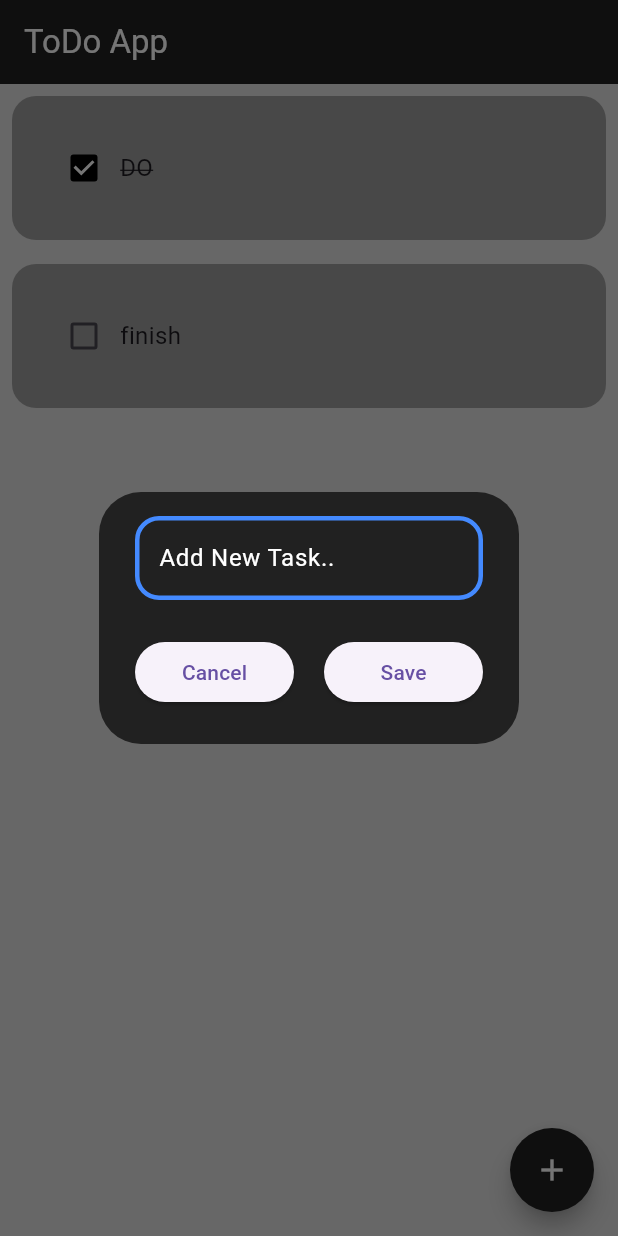
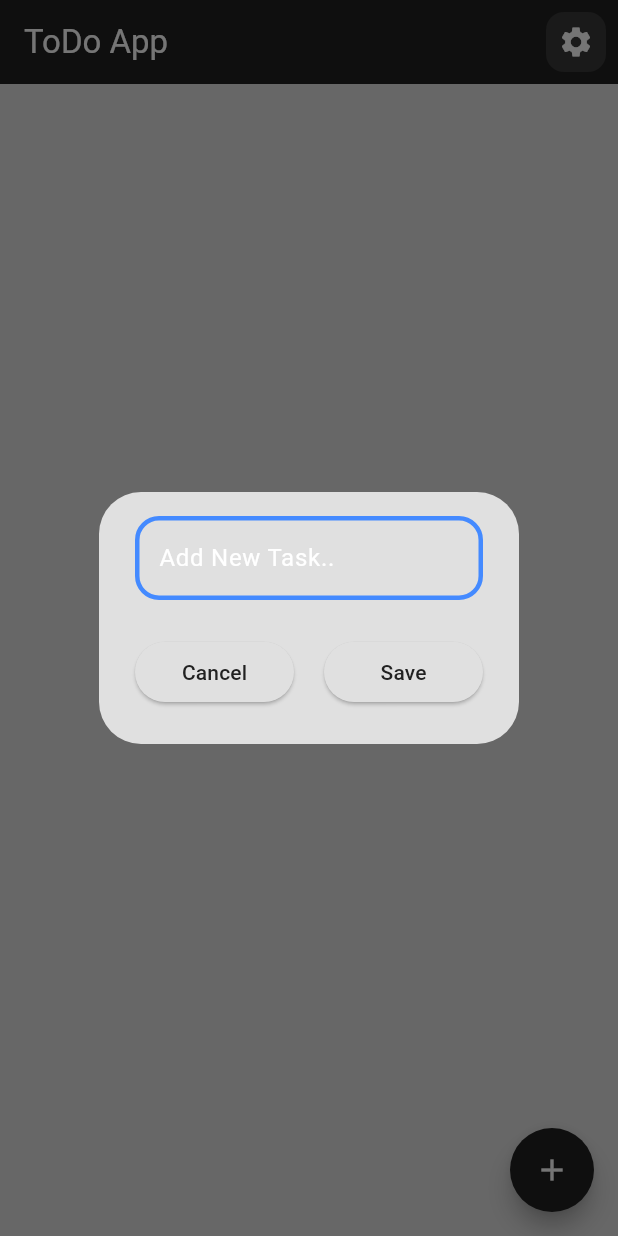
Before and after one commit to ahmedsheiba/todo_app, a Flutter app: the screen it shows after launch, after a tap on the "add" icon, on a phone screen of 412 x 824 dp. Run offline on Flutter 3.47's test engine with Material 3 defaults, Android fonts, the phone set to English and light mode, and no system bars; our stand-ins replace flutter_bloc, hive, hive_flutter; accounts and stored records are empty.

Commit message:
finish the app

```diff
--- /dev/null
+++ b/lib/cubits/todo_cubit.dart
@@ -0,0 +1,34 @@
+import 'package:flutter_bloc/flutter_bloc.dart';
+import 'package:hive/hive.dart';
+import 'package:note_app/data/models/todo_model.dart';
+
+class ToDoCubit extends Cubit<List<TodoModel>> {
+  final Box<TodoModel> _todoBox;
+
+  ToDoCubit(this._todoBox) : super([]) {
+    loadToDos();
+  }
+
+  void loadToDos() {
+    if (_todoBox.isNotEmpty) {
+      emit(_todoBox.values.toList());
+    }
+  }
+
+  void addToDos(String title) {
+    final newTask = TodoModel(isCompleted: false, taskName: title);
+    _todoBox.add(newTask);
+    emit([...state, newTask]);
+  }
+
+  void updateToDos(int index) {
+    state[index].isCompleted = !state[index].isCompleted;
+    _todoBox.putAt(index, state[index]);
+    emit([...state]);
+  }
+
+  void deleteToDos(int index) {
+    _todoBox.deleteAt(index);
+    emit([...state]..removeAt(index));
+  }
+}
--- /dev/null
+++ b/lib/data/models/todo_model.dart
@@ -0,0 +1,13 @@
+import 'package:hive/hive.dart';
+
+part 'todo_model.g.dart';
+
+@HiveType(typeId: 0)
+class TodoModel extends HiveObject {
+  @HiveField(0)
+  final String taskName;
+  @HiveField(1)
+  bool isCompleted;
+
+  TodoModel({required this.isCompleted, required this.taskName});
+}
--- a/lib/main.dart
+++ b/lib/main.dart
@@ -1,12 +1,28 @@
 import 'package:flutter/material.dart';
+import 'package:flutter_bloc/flutter_bloc.dart';
+import 'package:hive_flutter/hive_flutter.dart';
+import 'package:note_app/cubits/todo_cubit.dart';
+import 'package:note_app/data/models/todo_model.dart';
+import 'package:note_app/themes/themes_provider.dart';
 import 'package:note_app/views/home_view.dart';
+import 'package:note_app/views/setting_view.dart';
+import 'package:provider/provider.dart';
 
-void main() {
-  runApp(const MyApp());
+void main() async {
+  await Hive.initFlutter();
+  Hive.registerAdapter(TodoModelAdapter());
+  final myBox = await Hive.openBox<TodoModel>('todoBox');
+  runApp(
+    ChangeNotifierProvider(
+      create: (context) => ThemesProvider(),
+      child: MyApp(todoBox: myBox),
+    ),
+  );
 }
 
 class MyApp extends StatelessWidget {
-  const MyApp({super.key});
+  const MyApp({super.key, required this.todoBox});
+  final Box<TodoModel> todoBox;
 
   // This widget is the root of your application.
   @override
@@ -14,8 +30,12 @@ class MyApp extends StatelessWidget {
     return MaterialApp(
       debugShowCheckedModeBanner: false,
       title: 'Flutter Demo',
-      theme: ThemeData(),
-      home: const HomeView(),
+      theme: Provider.of<ThemesProvider>(context).currentTheme,
+      home: BlocProvider(
+          create: (context) => ToDoCubit(todoBox), child: HomeView()),
+      routes: {
+        '/settingView': (context) => const SettingView(),
+      },
     );
   }
 }
--- /dev/null
+++ b/lib/themes/themes.dart
@@ -0,0 +1,20 @@
+import 'package:flutter/material.dart';
+
+ThemeData lightMode = ThemeData(
+    brightness: Brightness.light,
+    colorScheme: ColorScheme.light(
+      surface: Colors.grey.shade300,
+      primary: Colors.grey.shade900,
+    ),
+    appBarTheme: AppBarTheme(
+      backgroundColor: Colors.grey.shade900,
+      foregroundColor: Colors.white,
+    ));
+
+ThemeData darkMode = ThemeData(
+  brightness: Brightness.dark,
+  colorScheme: ColorScheme.dark(
+    surface: Colors.grey.shade900,
+    primary: Colors.grey.shade700,
+  ),
+);
--- /dev/null
+++ b/lib/themes/themes_provider.dart
@@ -0,0 +1,13 @@
+import 'package:flutter/material.dart';
+import 'package:note_app/themes/themes.dart';
+
+class ThemesProvider with ChangeNotifier {
+  bool isDarkMode = false;
+
+  ThemeData get currentTheme => isDarkMode ? darkMode : lightMode;
+
+  void toggleTheme() {
+    isDarkMode = !isDarkMode;
+    notifyListeners();
+  }
+}
--- a/lib/views/home_view.dart
+++ b/lib/views/home_view.dart
@@ -1,49 +1,34 @@
 import 'package:flutter/material.dart';
+import 'package:flutter_bloc/flutter_bloc.dart';
+import 'package:hive_flutter/hive_flutter.dart';
+import 'package:note_app/cubits/todo_cubit.dart';
+import 'package:note_app/data/models/todo_model.dart';
+import 'package:note_app/data/todo_database.dart';
 import 'package:note_app/widgets/dialog_box.dart';
 import 'package:note_app/widgets/todo_tile.dart';
 
-class HomeView extends StatefulWidget {
-  const HomeView({super.key});
+class HomeView extends StatelessWidget {
+  HomeView({super.key});
 
-  @override
-  State<HomeView> createState() => _HomeViewState();
-}
-
-final _controller = TextEditingController();
-
-class _HomeViewState extends State<HomeView> {
-  List todoList = [
-    ['DO', true],
-    ['finish', false]
-  ];
-
-  void isCheckedBox(bool? value, int index) {
-    setState(() {
-      todoList[index][1] = !todoList[index][1];
-    });
-  }
-
-  void onCancelDialog() {
+  void onCancelDialog(BuildContext context) {
     _controller.clear();
     Navigator.pop(context);
   }
 
-  void onSaveDialog() {
-    setState(() {
-      todoList.add([_controller.text, false]);
-    });
+  void onSaveDialog(BuildContext context) {
+    context.read<ToDoCubit>().addToDos(_controller.text);
     _controller.clear();
     Navigator.pop(context);
   }
 
-  void createNewTask() {
+  void createNewTask(BuildContext context) {
     showDialog(
       context: context,
       builder: (context) {
         return DialogBox(
           controller: _controller,
-          onCancel: onCancelDialog,
-          onSave: onSaveDialog,
+          onCancel: () => onCancelDialog(context),
+          onSave: () => onSaveDialog(context),
         );
       },
     );
@@ -52,37 +37,53 @@ class _HomeViewState extends State<HomeView> {
   @override
   Widget build(BuildContext context) {
     return Scaffold(
-      backgroundColor: Colors.grey.shade300,
       appBar: AppBar(
         title: const Text(
           'ToDo App',
           style: TextStyle(color: Colors.white),
         ),
-        backgroundColor: Colors.grey.shade900,
+        actions: [
+          IconButton(
+              onPressed: () {
+                Navigator.pushNamed(context, '/settingView');
+              },
+              icon: Container(
+                  decoration: BoxDecoration(
+                      borderRadius: BorderRadius.circular(12),
+                      color: Colors.white.withOpacity(0.1)),
+                  child: const Padding(
+                    padding: EdgeInsets.all(8.0),
+                    child: Icon(Icons.settings),
+                  )))
+        ],
       ),
-      body: ListView.builder(
+      body: BlocBuilder<ToDoCubit, List<TodoModel>>(
+        builder: (context, todoList) {
+          return ListView.builder(
               itemCount: todoList.length,
               itemBuilder: (context, index) {
                 return Dismissible(
-              key: Key(todoList[index][0]),
+                  key: Key(todoList[index].taskName),
                   direction: DismissDirection.endToStart,
                   onDismissed: (direction) {
-                setState(() {
-                  todoList.removeAt(index);
+                    context.read<ToDoCubit>().deleteToDos(index);
+                  },
+                  child: TodoTile(
+                      isCompleted: todoList[index].isCompleted,
+                      onChanged: (value) =>
+                          context.read<ToDoCubit>().updateToDos(index),
+                      taskName: todoList[index].taskName),
+                );
               });
         },
-              child: TodoTile(
-                  isCompleted: todoList[index][1],
-                  onChanged: (value) => isCheckedBox(value, index),
-                  taskName: todoList[index][0]),
-            );
-          }),
+      ),
       floatingActionButton: FloatingActionButton(
-        onPressed: createNewTask,
-        backgroundColor: Colors.grey.shade900,
+        onPressed: () => createNewTask(context),
         shape: RoundedRectangleBorder(borderRadius: BorderRadius.circular(50)),
         child: const Icon(Icons.add, color: Colors.white),
       ),
     );
   }
 }
+
+final _controller = TextEditingController();
--- a/lib/widgets/dialog_box.dart
+++ b/lib/widgets/dialog_box.dart
@@ -11,11 +11,14 @@ class DialogBox extends StatelessWidget {
   VoidCallback onSave;
   VoidCallback onCancel;
 
+  final _formKey = GlobalKey<FormState>();
+
   @override
   Widget build(BuildContext context) {
     return AlertDialog(
-      backgroundColor: Colors.grey.shade900,
-      content: TextField(
+      content: Form(
+        key: _formKey,
+        child: TextFormField(
           controller: controller,
           style: const TextStyle(color: Colors.white),
           decoration: InputDecoration(
@@ -26,6 +29,15 @@ class DialogBox extends StatelessWidget {
             focusedBorder: _border,
             border: _border,
             enabledBorder: _border,
+          ),
+          validator: (value) {
+            if (value == null || value.isEmpty) {
+              return 'Please enter your task';
+            } else {
+              return null;
+            }
+          },
+          autovalidateMode: AutovalidateMode.onUserInteraction,
         ),
       ),
       actions: [
@@ -41,7 +53,11 @@ class DialogBox extends StatelessWidget {
             const SizedBox(width: 20),
             Expanded(
               child: ElevatedButton(
-                onPressed: onSave,
+                onPressed: () {
+                  if (_formKey.currentState?.validate() == true) {
+                    return onSave();
+                  }
+                },
                 child: const Text('Save'),
               ),
             ),
--- a/lib/widgets/todo_tile.dart
+++ b/lib/widgets/todo_tile.dart
@@ -27,7 +27,6 @@ class TodoTile extends StatelessWidget {
               Checkbox(
                 value: isCompleted,
                 onChanged: onChanged,
-                activeColor: Colors.black,
               ),
               Text(
                 taskName,
```
Also changed, not shown: lib/data/todo_database.dart (added, +22 -0 lines), lib/views/setting_view.dart (added, +54 -0 lines), pubspec.yaml (+7 -0 lines), lib/data/models/todo_model.g.dart (added), pubspec.lock, 1 other file. Lines whose indentation alone changed are shown as unchanged.
